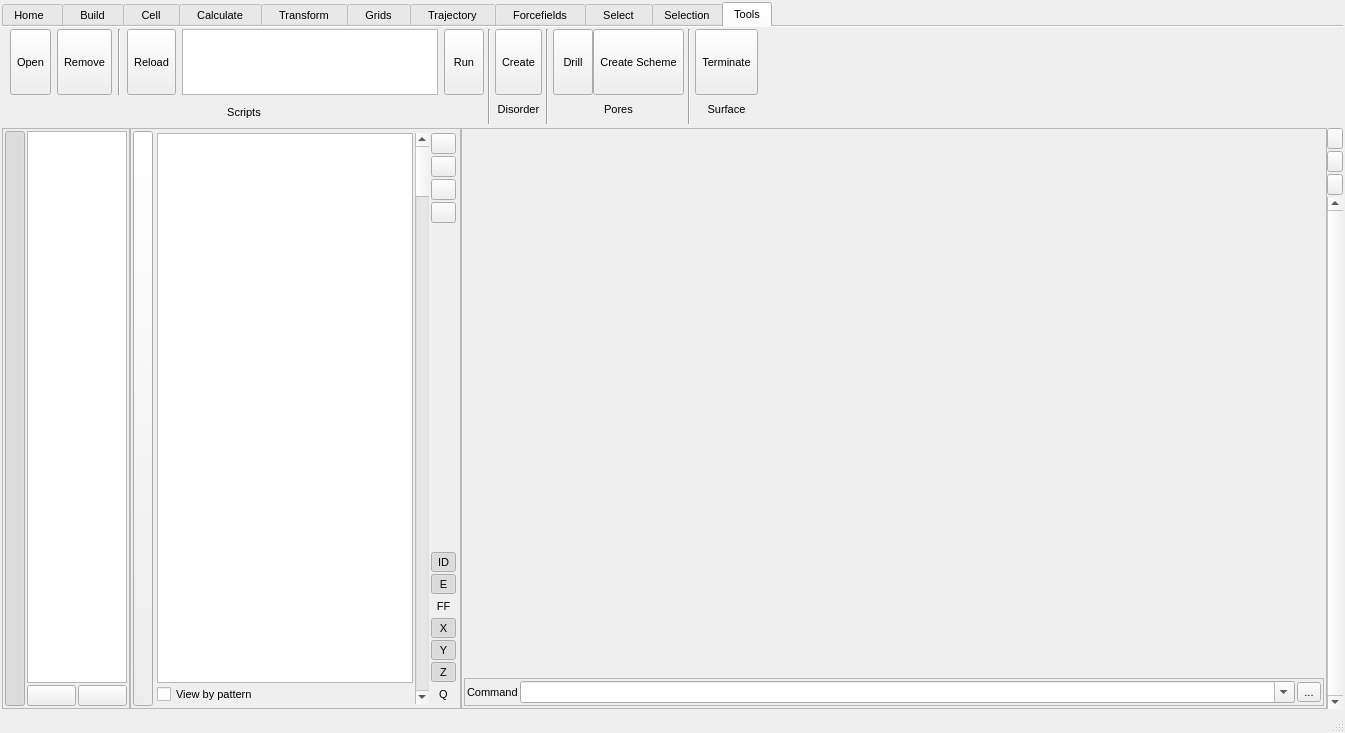
Qt form src/gui/mainwindow.ui (trisyoungs/aten) before a commit.
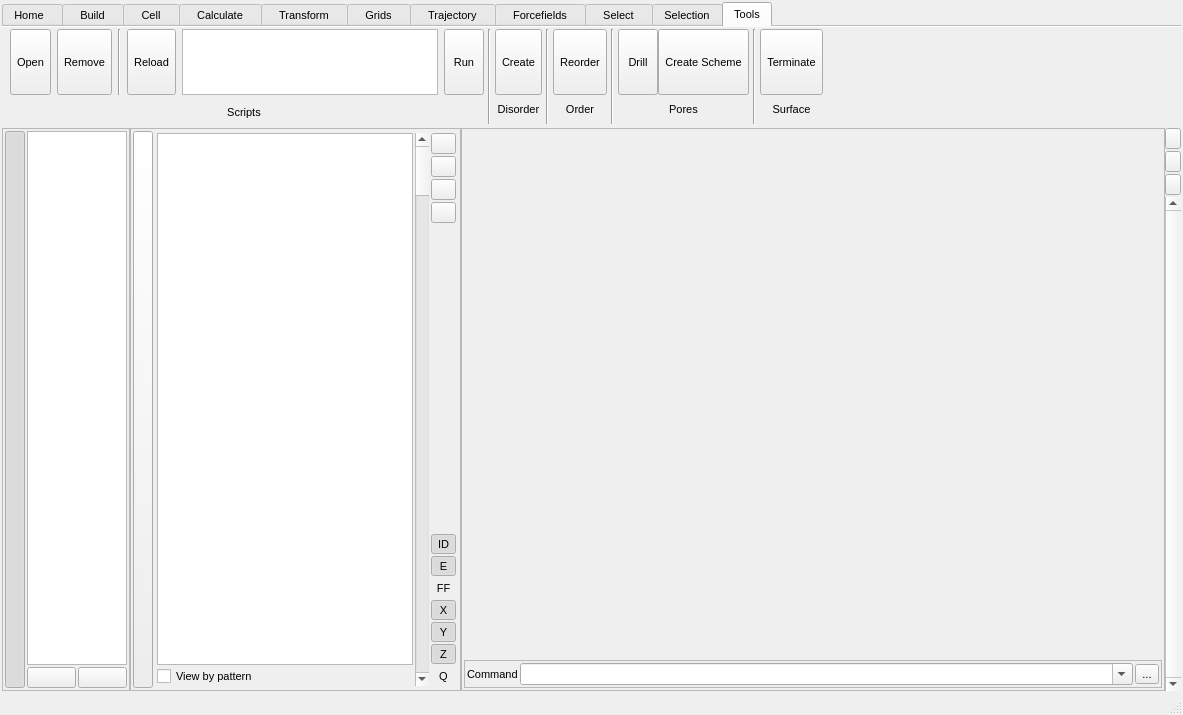
The same form after that commit. The open tabs and pages were chosen to show the change. Icons and pictures are not drawn. Custom widgets are drawn as their Qt base class.

Commit message: Moved Reorder button from Selection panel to Tools panel. Updated tooltips for many buttons in GUI to include shortcut information. Docs update. Renamed Transform/Set to Transform/Geometry. Fixed - FlipY and FlipZ buttons in Transform/Position flipped around X axis instead.

What changed in the file:
```diff
--- a/src/gui/mainwindow.ui
+++ b/src/gui/mainwindow.ui
@@ -7,8 +7,8 @@
    <rect>
     <x>0</x>
     <y>0</y>
-    <width>1345</width>
-    <height>733</height>
+    <width>1183</width>
+    <height>715</height>
    </rect>
   </property>
   <property name="sizePolicy">
@@ -9620,6 +9620,94 @@
           </property>
          </widget>
         </item>
+        <item>
+         <layout class="QGridLayout" name="gridLayout_28">
+          <item row="1" column="0">
+           <widget class="QLabel" name="label_79">
+            <property name="sizePolicy">
+             <sizepolicy hsizetype="Minimum" vsizetype="Minimum">
+              <horstretch>0</horstretch>
+              <verstretch>0</verstretch>
+             </sizepolicy>
+            </property>
+            <property name="frameShape">
+             <enum>QFrame::NoFrame</enum>
+            </property>
+            <property name="text">
+             <string>Order</string>
+            </property>
+            <property name="alignment">
+             <set>Qt::AlignCenter</set>
+            </property>
+           </widget>
+          </item>
+          <item row="0" column="0">
+           <widget class="TMenuButton" name="ToolsOrderReorderButton">
+            <property name="sizePolicy">
+             <sizepolicy hsizetype="Preferred" vsizetype="Fixed">
+              <horstretch>0</horstretch>
+              <verstretch>0</verstretch>
+             </sizepolicy>
+            </property>
+            <property name="minimumSize">
+             <size>
+              <width>40</width>
+              <height>66</height>
+             </size>
+            </property>
+            <property name="maximumSize">
+             <size>
+              <width>128</width>
+              <height>66</height>
+             </size>
+            </property>
+            <property name="font">
+             <font>
+              <pointsize>8</pointsize>
+             </font>
+            </property>
+            <property name="toolTip">
+             <string>Reorder all atoms in the current selection</string>
+            </property>
+            <property name="text">
+             <string>Reorder</string>
+            </property>
+            <property name="icon">
+             <iconset resource="icons.qrc">
+              <normaloff>:/selection/icons/selection_reorder.svg</normaloff>:/selection/icons/selection_reorder.svg</iconset>
+            </property>
+            <property name="iconSize">
+             <size>
+              <width>30</width>
+              <height>30</height>
+             </size>
+            </property>
+            <property name="checkable">
+             <bool>false</bool>
+            </property>
+            <property name="checked">
+             <bool>false</bool>
+            </property>
+            <property name="autoExclusive">
+             <bool>false</bool>
+            </property>
+            <property name="toolButtonStyle">
+             <enum>Qt::ToolButtonTextUnderIcon</enum>
+            </property>
+            <property name="autoRaise">
+             <bool>false</bool>
+            </property>
+           </widget>
+          </item>
+         </layout>
+        </item>
+        <item>
+         <widget class="Line" name="line_43">
+          <property name="orientation">
+           <enum>Qt::Vertical</enum>
+          </property>
+         </widget>
+        </item>
         <item>
          <layout class="QGridLayout" name="gridLayout_25">
           <item row="0" column="0">
@@ -9916,7 +10004,7 @@
            </property>
            <property name="iconSize">
             <size>
-             <width>24</width>
+             <width>12</width>
              <height>55</height>
             </size>
            </property>
@@ -10098,8 +10186,8 @@
            </property>
            <property name="iconSize">
             <size>
-             <width>18</width>
-             <height>55</height>
+             <width>12</width>
+             <height>30</height>
             </size>
            </property>
            <property name="checkable">
```
Left out of the diff: 191 changed lines with no effect on the pictures. The commit also changes 32 other files.
